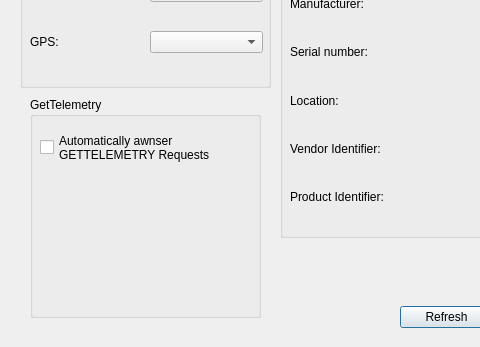
Above: settingsdialog.ui from majestix508/StacieEmu before the change; both pictures show x 0 to 480 and y 133 to 480 of the 601 by 480 pixel window. Below: the same form after it.
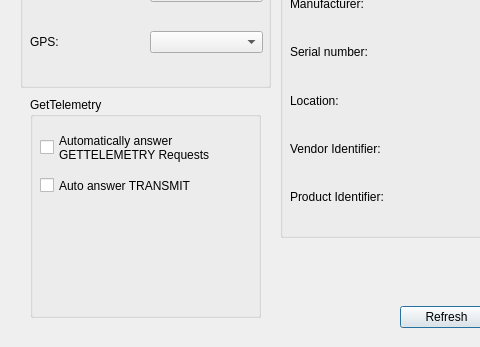
That is the form after the change.

Commit message: added color and checks

```diff
--- a/settingsdialog.ui
+++ b/settingsdialog.ui
@@ -210,10 +210,23 @@
      </rect>
     </property>
     <property name="text">
-     <string>Automatically awnser 
+     <string>Automatically answer 
 GETTELEMETRY Requests</string>
     </property>
    </widget>
+   <widget class="QCheckBox" name="TransmitcheckBox">
+    <property name="geometry">
+     <rect>
+      <x>10</x>
+      <y>80</y>
+      <width>151</width>
+      <height>17</height>
+     </rect>
+    </property>
+    <property name="text">
+     <string>Auto answer TRANSMIT</string>
+    </property>
+   </widget>
   </widget>
  </widget>
  <resources/>
```
The commit also changes 6 other files.
